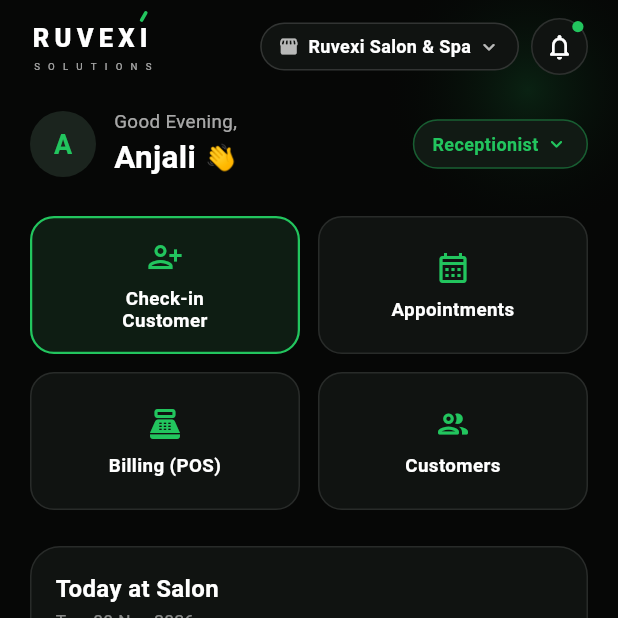
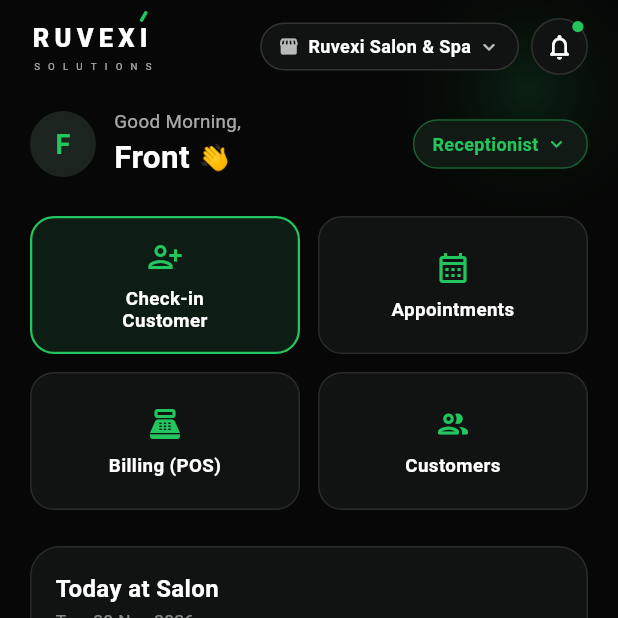
Before and after one commit to ruvexisolutions/app, a Flutter app: the StaffHomeScreen screen opened directly with empty values, on a phone screen of 412 x 824 dp, the top half of it. Run offline on Flutter 3.47's test engine with Material 3 defaults, Android fonts, the phone set to English and light mode, and no system bars; our stand-ins replace flutter_secure_storage, google_sign_in; accounts and stored records are empty.

Commit message:
feat(auth): dynamic time-based greeting and real authenticated user name across app and website

```diff
--- a/lib/core/network/ruvexi_api_client.dart
+++ b/lib/core/network/ruvexi_api_client.dart
@@ -16,6 +16,8 @@ class RuvexiApiException implements Exception {
 
 class RuvexiApiClient {
   static const String _tokenStorageKey = 'ruvexi_jwt_token';
+  static const String _userNameKey = 'ruvexi_user_name';
+  static const String _userEmailKey = 'ruvexi_user_email';
   final FlutterSecureStorage _storage = const FlutterSecureStorage(
     aOptions: AndroidOptions(encryptedSharedPreferences: true),
   );
@@ -34,9 +36,17 @@ class RuvexiApiClient {
     await _storage.write(key: _tokenStorageKey, value: token);
   }
 
+  Future<String?> getUserName() async => _storage.read(key: _userNameKey);
+  Future<void> setUserName(String name) async => _storage.write(key: _userNameKey, value: name);
+
+  Future<String?> getUserEmail() async => _storage.read(key: _userEmailKey);
+  Future<void> setUserEmail(String email) async => _storage.write(key: _userEmailKey, value: email);
+
   Future<void> clearToken() async {
     _cachedToken = null;
     await _storage.delete(key: _tokenStorageKey);
+    await _storage.delete(key: _userNameKey);
+    await _storage.delete(key: _userEmailKey);
   }
 
   Uri _buildUri(String path) {
--- a/lib/core/state/ruvexi_state.dart
+++ b/lib/core/state/ruvexi_state.dart
@@ -591,6 +591,55 @@ class RuvexiAppState extends ChangeNotifier {
   String? lastSyncError;
   String currentUserName = "";
   String currentUserEmail = "";
+
+  /// Dynamic time-based greeting (e.g. Good Morning, Good Afternoon, Good Evening)
+  String getTimeBasedGreeting() {
+    final hour = DateTime.now().hour;
+    if (hour >= 4 && hour < 12) {
+      return "Good Morning,";
+    } else if (hour >= 12 && hour < 17) {
+      return "Good Afternoon,";
+    } else {
+      return "Good Evening,";
+    }
+  }
+
+  String _formatName(String raw) {
+    final trimmed = raw.trim();
+    if (trimmed.isEmpty) return "";
+    return trimmed.split(RegExp(r'\s+')).map((part) {
+      if (part.isEmpty) return "";
+      return part[0].toUpperCase() + (part.length > 1 ? part.substring(1).toLowerCase() : "");
+    }).join(' ');
+  }
+
+  /// Real user display name formatted cleanly (title-cased)
+  String get displayName {
+    if (currentUserName.trim().isNotEmpty) {
+      return _formatName(currentUserName);
+    }
+    if (currentUserEmail.trim().isNotEmpty) {
+      final prefix = currentUserEmail.split('@').first.trim();
+      if (prefix.isNotEmpty) {
+        return _formatName(prefix.replaceAll(RegExp(r'[._0-9]'), ' ').trim());
+      }
+    }
+    return userRole == "Owner" ? "Salon Owner" : "Front Desk Receptionist";
+  }
+
+  /// Real user first name for friendly greetings
+  String get displayFirstName {
+    final name = displayName;
+    if (name.isEmpty) return "Partner";
+    return name.split(' ').first;
+  }
+
+  /// Single letter avatar initial
+  String get userInitial {
+    final name = displayName;
+    if (name.isEmpty) return "R";
+    return name[0].toUpperCase();
+  }
 
   Customer? posSelectedCustomer;
   InSalonClient? activeBillingClient;
@@ -683,6 +732,12 @@ class RuvexiAppState extends ChangeNotifier {
       currentUserEmail = (userMap['email'] ?? '').toString();
       backendRole = (userMap['role'] ?? 'SALON_RECEPTIONIST').toString().toUpperCase();
       userRole = canSwitchRoles ? 'Owner' : 'Receptionist';
+      if (currentUserName.isNotEmpty) {
+        api.setUserName(currentUserName);
+      }
+      if (currentUserEmail.isNotEmpty) {
+        api.setUserEmail(currentUserEmail);
+      }
     }
     if (salonMap != null) {
       salonId = (salonMap['id'] ?? '').toString();
@@ -709,6 +764,16 @@ class RuvexiAppState extends ChangeNotifier {
       isAuthenticated = false;
       notifyListeners();
       return false;
+    }
+
+    // Pre-hydrate cached user profile immediately for zero-flicker UI
+    final cachedName = await api.getUserName();
+    final cachedEmail = await api.getUserEmail();
+    if (cachedName != null && cachedName.isNotEmpty) {
+      currentUserName = cachedName;
+    }
+    if (cachedEmail != null && cachedEmail.isNotEmpty) {
+      currentUserEmail = cachedEmail;
     }
 
     try {
--- a/lib/features/staff_portal/screens/staff_home_screen.dart
+++ b/lib/features/staff_portal/screens/staff_home_screen.dart
@@ -147,9 +147,9 @@ class StaffHomeScreen extends StatelessWidget {
                               CircleAvatar(
                                 radius: 22,
                                 backgroundColor: const Color(0xFF1B241E),
-                                child: const Text(
-                                  "A",
-                                  style: TextStyle(color: Color(0xFF22C55E), fontWeight: FontWeight.bold, fontSize: 18),
+                                child: Text(
+                                  appState.userInitial,
+                                  style: const TextStyle(color: Color(0xFF22C55E), fontWeight: FontWeight.bold, fontSize: 18),
                                 ),
                               ),
                               const SizedBox(width: 12),
@@ -157,17 +157,17 @@ class StaffHomeScreen extends StatelessWidget {
                                 crossAxisAlignment: CrossAxisAlignment.start,
                                 children: [
                                   Text(
-                                    "Good Evening,",
+                                    appState.getTimeBasedGreeting(),
                                     style: TextStyle(color: Colors.white.withOpacity(0.65), fontSize: 12.5),
                                   ),
-                                  const Row(
+                                  Row(
                                     children: [
                                       Text(
-                                        "Anjali",
-                                        style: TextStyle(color: Colors.white, fontSize: 21, fontWeight: FontWeight.bold),
+                                        appState.displayFirstName,
+                                        style: const TextStyle(color: Colors.white, fontSize: 21, fontWeight: FontWeight.bold),
                                       ),
-                                      SizedBox(width: 6),
-                                      Text("👋", style: TextStyle(fontSize: 17)),
+                                      const SizedBox(width: 6),
+                                      const Text("👋", style: TextStyle(fontSize: 17)),
                                     ],
                                   ),
                                 ],
```
Also changed, not shown: lib/features/overview/screens/overview_screen.dart (+6 -6 lines), lib/features/staff_portal/screens/staff_more_screen.dart (+5 -5 lines).
